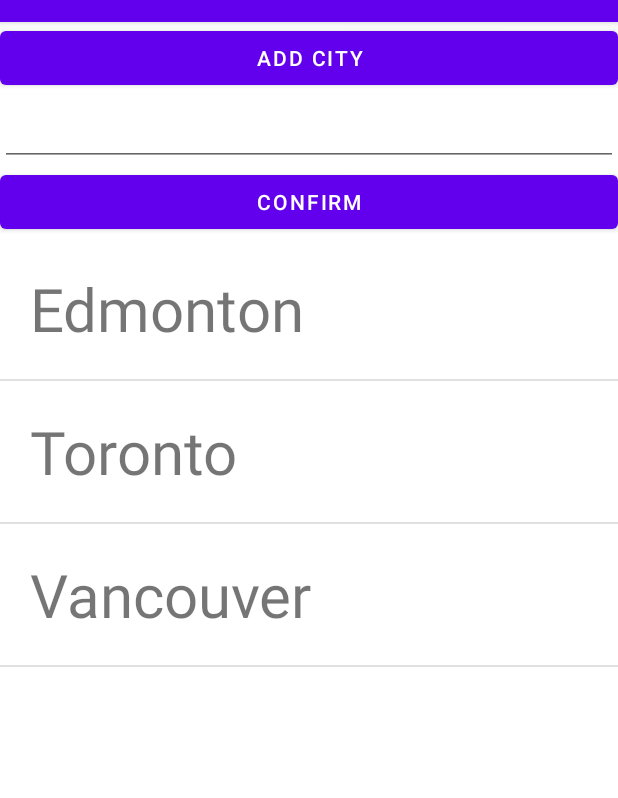
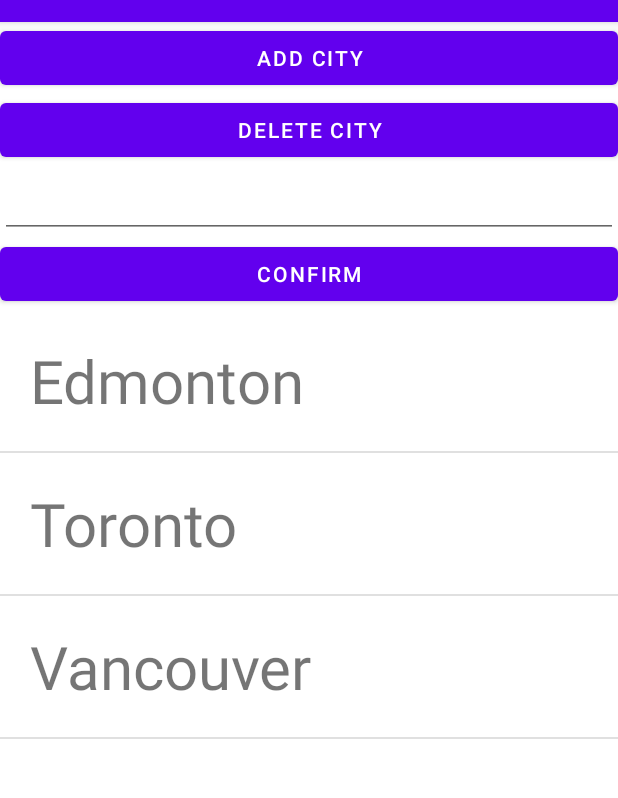
Before and after one commit to samirraza09/301Lab2, an Android app: the screen it shows after launch (MainActivity), after a tap on "ADD CITY", on a phone screen of 412 x 824 dp, the part 62-860 px from its top. Run offline under Robolectric (Android 15) with nearby library versions, the phone set to English and light mode, and no system bars.

Commit message:
Added functionality to delete city

```diff
--- a/app/src/main/java/com/example/lab2/MainActivity.java
+++ b/app/src/main/java/com/example/lab2/MainActivity.java
@@ -1,9 +1,9 @@
 package com.example.lab2;
 
 import androidx.appcompat.app.AppCompatActivity;
-
 import android.os.Bundle;
 import android.view.View;
+import android.widget.AdapterView;
 import android.widget.ArrayAdapter;
 import android.widget.Button;
 import android.widget.EditText;
@@ -19,6 +19,7 @@ public class MainActivity extends AppCompatActivity implements View.OnClickListe
     EditText addCityText;
     Button addCityButton;
     Button confirmCityButton;
+    Button deleteCityButton;
 
     @Override
     public void onClick(View view) {
@@ -34,6 +35,12 @@ public class MainActivity extends AppCompatActivity implements View.OnClickListe
             addCityText.setVisibility(addCityText.GONE);
             confirmCityButton.setVisibility(confirmCityButton.GONE);
         }
+
+        if (view.getId() == cityList.getId()) {
+            String city = String.valueOf(cityList.getSelectedItem());
+            dataList.add(city);
+            cityAdapter.notifyDataSetChanged();
+        }
     }
 
     @Override
@@ -41,18 +48,15 @@ public class MainActivity extends AppCompatActivity implements View.OnClickListe
         super.onCreate(savedInstanceState);
         setContentView(R.layout.activity_main);
 
+        String []cities = {"Edmonton", "Toronto", "Vancouver"};
         cityList = findViewById(R.id.cityList);
-
-        String []cities = {"Edmonton", "Toronto", "Vancouver"};
-
         dataList = new ArrayList<>();
         dataList.addAll(Arrays.asList(cities));
-
         cityAdapter = new ArrayAdapter<>(this, R.layout.content, dataList);
-
         cityList.setAdapter(cityAdapter);
 
         addCityButton = findViewById(R.id.addCityButton);
+        deleteCityButton = findViewById(R.id.deleteCityButton);
 
         addCityText = findViewById(R.id.addCityText);
         addCityText.setVisibility(addCityText.GONE);
@@ -63,6 +67,19 @@ public class MainActivity extends AppCompatActivity implements View.OnClickListe
         addCityButton.setOnClickListener(this);
         confirmCityButton.setOnClickListener(this);
 
+        cityList.setOnItemClickListener(new AdapterView.OnItemClickListener() {
+            @Override
+            public void onItemClick(AdapterView<?> parent, View view, int position, long id) {
+                String selectedItem = (String) parent.getItemAtPosition(position);
+                deleteCityButton.setOnClickListener(new View.OnClickListener(){
+                    public void onClick(View v) {
+                        dataList.remove(selectedItem);
+                        cityAdapter.notifyDataSetChanged();
+                    }
+                });
+            }
+        });
+
         //listview.onItemClickListen
         //button.setItemOnListener
     }
--- a/app/src/main/res/layout/activity_main.xml
+++ b/app/src/main/res/layout/activity_main.xml
@@ -12,6 +12,12 @@
         android:layout_width="match_parent"
         android:layout_height="wrap_content"
         android:text="@string/addCityButton" />
+
+    <Button
+        android:id="@+id/deleteCityButton"
+        android:layout_width="match_parent"
+        android:layout_height="wrap_content"
+        android:text="@string/deleteCityButton" />
 
     <EditText
         android:id="@+id/addCityText"
--- a/app/src/main/res/values/strings.xml
+++ b/app/src/main/res/values/strings.xml
@@ -1,6 +1,7 @@
 <resources>
     <string name="app_name">Lab2</string>
     <string name="addCityButton">Add City</string>
+    <string name="deleteCityButton">Delete City</string>
     <string name="addCityText"></string>
     <string name="confirmCityButton">Confirm</string>
 </resources>
```
